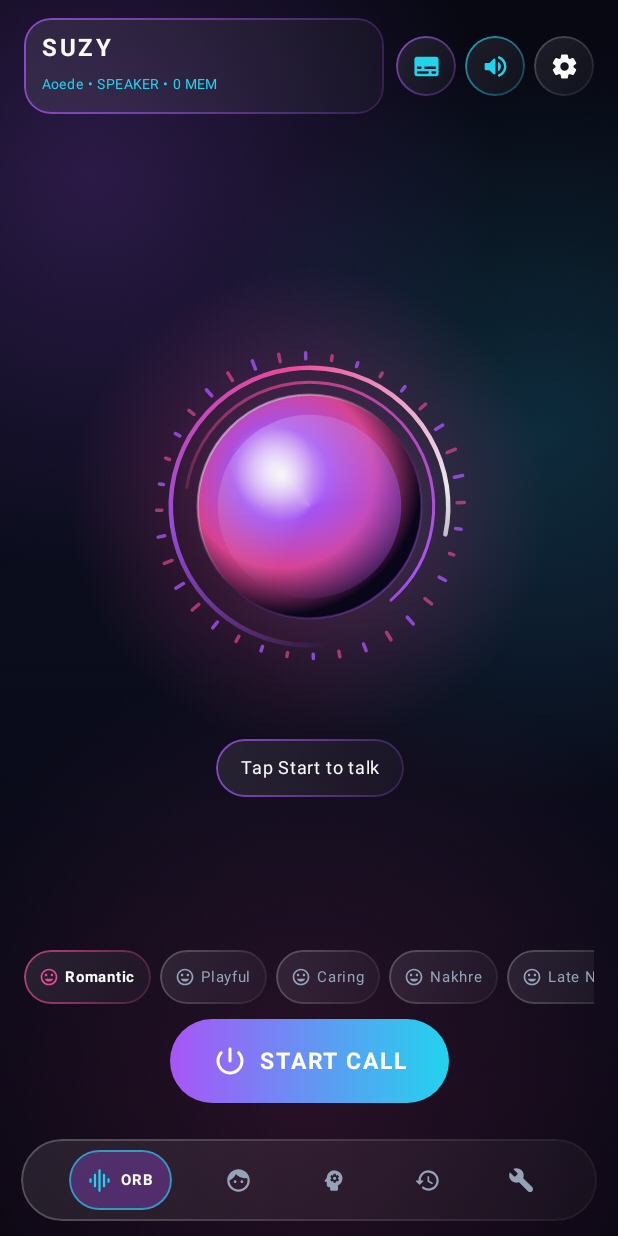
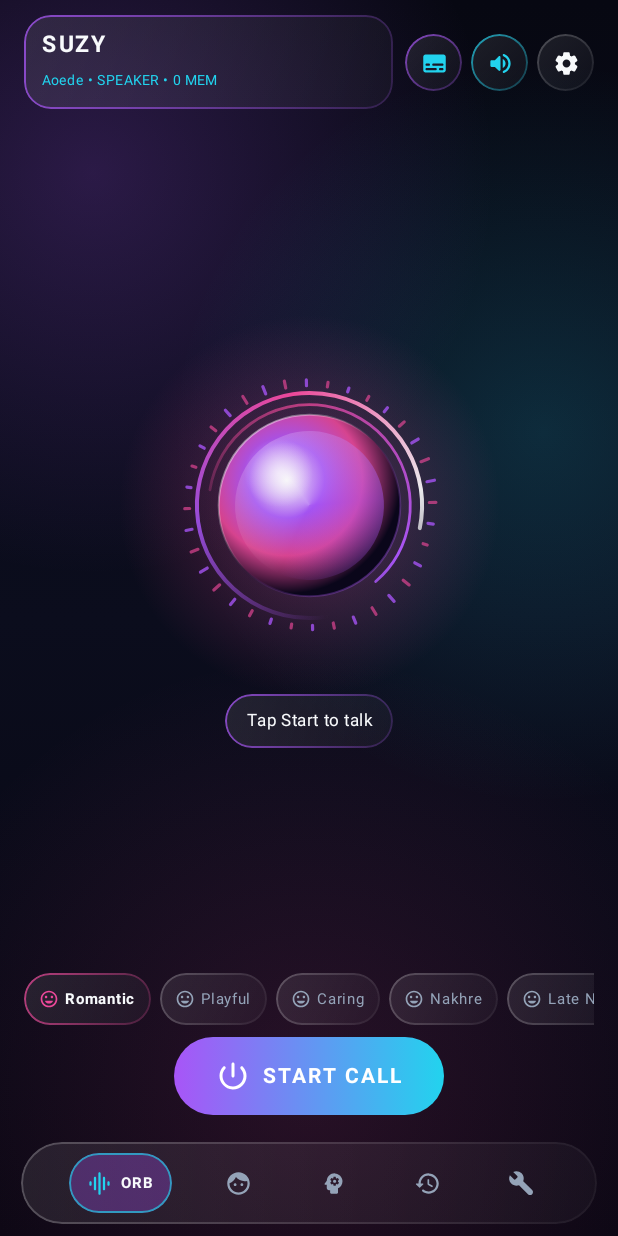
Before and after one commit to flexblesoftware/suzy-ai, an Android app built with Jetpack Compose: the screen it shows after launch (MainActivity), on a phone screen of 412 x 824 dp. Run offline under Robolectric (Android 15) with nearby library versions, the phone set to English and light mode, and no system bars.

Commit message:
Fix live transcript HUD layout overlap and harden screen-off call with WifiLock, AudioFocus, and battery exemption

```diff
--- a/app/src/main/AndroidManifest.xml
+++ b/app/src/main/AndroidManifest.xml
@@ -11,6 +11,7 @@
     <uses-permission android:name="android.permission.FOREGROUND_SERVICE_MICROPHONE" />
     <uses-permission android:name="android.permission.FOREGROUND_SERVICE_MEDIA_PLAYBACK" />
     <uses-permission android:name="android.permission.WAKE_LOCK" />
+    <uses-permission android:name="android.permission.REQUEST_IGNORE_BATTERY_OPTIMIZATIONS" />
     <application
         android:allowBackup="true"
         android:icon="@drawable/ic_suzy_launcher"
@@ -43,6 +44,7 @@
         <service
             android:name=".service.SuzyCallService"
             android:exported="false"
+            android:stopWithTask="false"
             android:foregroundServiceType="microphone|mediaPlayback" />
     </application>
 
--- a/app/src/main/java/com/suzy/ai/ui/components/SuzyOrb.kt
+++ b/app/src/main/java/com/suzy/ai/ui/components/SuzyOrb.kt
@@ -13,6 +13,7 @@ import androidx.compose.animation.core.spring
 import androidx.compose.animation.core.tween
 import androidx.compose.foundation.Canvas
 import androidx.compose.foundation.layout.Box
+import androidx.compose.foundation.layout.fillMaxSize
 import androidx.compose.foundation.layout.size
 import androidx.compose.runtime.Composable
 import androidx.compose.runtime.getValue
@@ -25,6 +26,7 @@ import androidx.compose.ui.graphics.Color
 import androidx.compose.ui.graphics.StrokeCap
 import androidx.compose.ui.graphics.drawscope.Stroke
 import androidx.compose.ui.graphics.drawscope.rotate
+import androidx.compose.ui.unit.Dp
 import androidx.compose.ui.unit.dp
 import com.suzy.ai.ui.theme.NeonCyan
 import com.suzy.ai.ui.theme.NeonPink
@@ -38,7 +40,8 @@ import kotlin.math.sin
 fun SuzyOrb(
     state: SuzyState,
     amplitude: Float,
-    modifier: Modifier = Modifier
+    modifier: Modifier = Modifier,
+    orbSize: Dp = 230.dp
 ) {
     val smoothAmp by animateFloatAsState(
         targetValue = amplitude.coerceIn(0f, 1f),
@@ -113,12 +116,12 @@ fun SuzyOrb(
 
     Box(
         contentAlignment = Alignment.Center,
-        modifier = modifier.size(290.dp)
+        modifier = modifier.size(orbSize)
     ) {
-        Canvas(modifier = Modifier.size(290.dp)) {
+        Canvas(modifier = Modifier.fillMaxSize()) {
             val center = Offset(size.width / 2f, size.height / 2f)
             val baseRadius = size.minDimension * 0.27f
-            val dynamicRadius = baseRadius * breathe + (smoothAmp * 26f)
+            val dynamicRadius = baseRadius * breathe + (smoothAmp * 20f)
 
             // 1. Deep Ambient Outer Bloom
             drawCircle(
@@ -129,9 +132,9 @@ fun SuzyOrb(
                         Color.Transparent
                     ),
                     center = center,
-                    radius = dynamicRadius * 2.15f
+                    radius = dynamicRadius * 2.1f
                 ),
-                radius = dynamicRadius * 2.15f,
+                radius = dynamicRadius * 2.1f,
                 center = center
             )
 
@@ -143,9 +146,9 @@ fun SuzyOrb(
                 val angleRad = angleDeg * (PI / 180.0)
                 val waveFactor = (sin((i * 0.65) + (primaryAngle * 0.08)) + 1.0) * 0.5
                 val barLen = if (state == SuzyState.SPEAKING || state == SuzyState.LISTENING) {
-                    6f + (smoothAmp * 34f * waveFactor.toFloat())
+                    5f + (smoothAmp * 28f * waveFactor.toFloat())
                 } else {
-                    4f + (waveFactor.toFloat() * 5f)
+                    4f + (waveFactor.toFloat() * 4f)
                 }
 
                 val start = Offset(
@@ -161,7 +164,7 @@ fun SuzyOrb(
                     color = if (i % 2 == 0) primaryColor.copy(alpha = 0.78f) else secondaryColor.copy(alpha = 0.65f),
                     start = start,
                     end = end,
-                    strokeWidth = 3.5f,
+                    strokeWidth = 3.2f,
                     cap = StrokeCap.Round
                 )
             }
@@ -185,7 +188,7 @@ fun SuzyOrb(
                     useCenter = false,
                     topLeft = Offset(center.x - ringRadius, center.y - ringRadius),
                     size = Size(ringRadius * 2f, ringRadius * 2f),
-                    style = Stroke(width = 4.5f, cap = StrokeCap.Round)
+                    style = Stroke(width = 4f, cap = StrokeCap.Round)
                 )
             }
 
@@ -207,7 +210,7 @@ fun SuzyOrb(
                     useCenter = false,
                     topLeft = Offset(center.x - innerRing, center.y - innerRing),
                     size = Size(innerRing * 2f, innerRing * 2f),
-                    style = Stroke(width = 3f, cap = StrokeCap.Round)
+                    style = Stroke(width = 2.8f, cap = StrokeCap.Round)
                 )
             }
 
@@ -257,7 +260,7 @@ fun SuzyOrb(
                 ),
                 radius = dynamicRadius,
                 center = center,
-                style = Stroke(width = 2.2f)
+                style = Stroke(width = 2f)
             )
 
             drawCircle(
--- a/app/src/main/java/com/suzy/ai/ui/screens/HomeScreen.kt
+++ b/app/src/main/java/com/suzy/ai/ui/screens/HomeScreen.kt
@@ -13,6 +13,7 @@ import androidx.compose.foundation.layout.Spacer
 import androidx.compose.foundation.layout.fillMaxSize
 import androidx.compose.foundation.layout.fillMaxWidth
 import androidx.compose.foundation.layout.height
+import androidx.compose.foundation.layout.heightIn
 import androidx.compose.foundation.layout.padding
 import androidx.compose.foundation.layout.size
 import androidx.compose.foundation.layout.width
@@ -63,6 +64,7 @@ import androidx.compose.material3.OutlinedTextField
 import androidx.compose.material3.Text
 import androidx.compose.material3.TextButton
 import androidx.compose.runtime.Composable
+import androidx.compose.runtime.LaunchedEffect
 import androidx.compose.runtime.getValue
 import androidx.compose.runtime.mutableIntStateOf
 import androidx.compose.runtime.mutableLongStateOf
@@ -90,7 +92,6 @@ import com.suzy.ai.data.SuzySettings
 import com.suzy.ai.ui.components.GlassBackground
 import com.suzy.ai.ui.components.GlassCard
 import com.suzy.ai.ui.components.SuzyOrb
-import com.suzy.ai.ui.theme.BgDark
 import com.suzy.ai.ui.theme.NeonCyan
 import com.suzy.ai.ui.theme.NeonPink
 import com.suzy.ai.ui.theme.NeonPurple
@@ -155,7 +156,7 @@ fun HomeScreen(
                 modifier = Modifier
                     .weight(1f)
                     .fillMaxWidth()
-                    .padding(horizontal = 16.dp, vertical = 12.dp)
+                    .padding(horizontal = 16.dp, vertical = 10.dp)
             ) {
                 when (selectedTab) {
                     0 -> OrbTab(
@@ -210,7 +211,7 @@ fun HomeScreen(
                 shape = RoundedCornerShape(28.dp),
                 modifier = Modifier
                     .fillMaxWidth()
-                    .padding(horizontal = 14.dp, vertical = 10.dp)
+                    .padding(horizontal = 14.dp, vertical = 8.dp)
             ) {
                 Row(
                     modifier = Modifier
@@ -286,12 +287,20 @@ private fun OrbTab(
         EmotionChip("Care", Icons.Rounded.Spa, Color(0xFF34D399), "Bahut pyaar se caring voice mein mera mood theek karo.")
     )
 
-    Box(modifier = Modifier.fillMaxSize()) {
-        // Glass Top Header
+    val captionScrollState = rememberScrollState()
+    val captionToShow = uiState.liveCaption.ifBlank { uiState.lastCaption }
+    LaunchedEffect(captionToShow) {
+        captionScrollState.animateScrollTo(captionScrollState.maxValue)
+    }
+
+    Column(
+        modifier = Modifier.fillMaxSize(),
+        horizontalAlignment = Alignment.CenterHorizontally,
+        verticalArrangement = Arrangement.SpaceBetween
+    ) {
+        // 1. Glass Top Header
         Row(
-            modifier = Modifier
-                .fillMaxWidth()
-                .align(Alignment.TopCenter),
+            modifier = Modifier.fillMaxWidth(),
             horizontalArrangement = Arrangement.SpaceBetween,
             verticalAlignment = Alignment.CenterVertically
         ) {
@@ -300,11 +309,11 @@ private fun OrbTab(
                 accentBorder = NeonPurple,
                 modifier = Modifier.weight(1f).padding(end = 8.dp)
             ) {
-                Column(modifier = Modifier.padding(horizontal = 12.dp, vertical = 8.dp)) {
+                Column(modifier = Modifier.padding(horizontal = 12.dp, vertical = 7.dp)) {
                     Text(
                         text = settings.activePersonaName.uppercase(),
                         color = TextPrimary,
-                        fontSize = 16.sp,
+                        fontSize = 15.sp,
                         fontWeight = FontWeight.Bold,
                         letterSpacing = 1.8.sp,
                         maxLines = 1,
@@ -326,12 +335,12 @@ private fun OrbTab(
                     shape = CircleShape,
                     accentBorder = if (settings.captionsEnabled) NeonPurple else null
                 ) {
-                    IconButton(onClick = onToggleCaptions, modifier = Modifier.size(40.dp)) {
+                    IconButton(onClick = onToggleCaptions, modifier = Modifier.size(38.dp)) {
                         Icon(
                             imageVector = if (settings.captionsEnabled) Icons.Rounded.Subtitles else Icons.Rounded.SubtitlesOff,
                             contentDescription = "Live Captions",
                             tint = if (settings.captionsEnabled) NeonCyan else TextSecondary,
-                            modifier = Modifier.size(19.dp)
+                            modifier = Modifier.size(18.dp)
                         )
                     }
                 }
@@ -340,38 +349,46 @@ private fun OrbTab(
                     shape = CircleShape,
                     accentBorder = if (uiState.isSpeakerOn) NeonCyan else null
                 ) {
-                    IconButton(onClick = onToggleSpeaker, modifier = Modifier.size(40.dp)) {
+                    IconButton(onClick = onToggleSpeaker, modifier = Modifier.size(38.dp)) {
                         Icon(
                             imageVector = if (uiState.isSpeakerOn) Icons.Rounded.VolumeUp else Icons.Rounded.PhoneInTalk,
                             contentDescription = "Speaker Toggle",
                             tint = if (uiState.isSpeakerOn) NeonCyan else TextPrimary,
-                            modifier = Modifier.size(19.dp)
+                            modifier = Modifier.size(18.dp)
                         )
                     }
                 }
 
                 GlassCard(shape = CircleShape) {
-                    IconButton(onClick = onOpenSettings, modifier = Modifier.size(40.dp)) {
+                    IconButton(onClick = onOpenSettings, modifier = Modifier.size(38.dp)) {
                         Icon(
                             imageVector = Icons.Rounded.Settings,
                             contentDescription = "Settings",
                             tint = TextPrimary,
-                            modifier = Modifier.size(19.dp)
+                            modifier = Modifier.size(18.dp)
                         )
                     }
                 }
             }
         }
 
-        // Center ORB + Status Pill + Live Captions HUD
+        // 2. Center ORB + Status Pill + Dedicated Non-Overlapping Transcript HUD
         Column(
             modifier = Modifier
-                .align(Alignment.Center)
-                .padding(bottom = 26.dp),
-            horizontalAlignment = Alignment.CenterHorizontally
+                .weight(1f)
+                .fillMaxWidth()
+                .padding(vertical = 4.dp),
+            horizontalAlignment = Alignment.CenterHorizontally,
+            verticalArrangement = Arrangement.Center
         ) {
-            SuzyOrb(state = uiState.state, amplitude = uiState.amplitude)
-            Spacer(modifier = Modifier.height(10.dp))
+            SuzyOrb(
+                state = uiState.state,
+                amplitude = uiState.amplitude,
+                orbSize = if (isActive && settings.captionsEnabled) 205.dp else 235.dp
+            )
+
+            Spacer(modifier = Modifier.height(8.dp))
+
             GlassCard(
                 shape = RoundedCornerShape(50),
                 accentBorder = when (uiState.state) {
@@ -382,55 +399,84 @@ private fun OrbTab(
                 }
             ) {
                 Text(
-                    text = if (isActive) "${uiState.statusText}  •  LOCK-SCREEN READY" else uiState.statusText,
+                    text = if (isActive) "${uiState.statusText}  •  LOCK-SCREEN ACTIVE" else uiState.statusText,
                     color = TextPrimary,
-                    fontSize = 12.sp,
-                    modifier = Modifier.padding(horizontal = 16.dp, vertical = 7.dp),
+                    fontSize = 11.sp,
+                    maxLines = 1,
+                    overflow = TextOverflow.Ellipsis,
+                    modifier = Modifier.padding(horizontal = 14.dp, vertical = 6.dp),
                     textAlign = TextAlign.Center
                 )
             }
 
-            // Live Captions HUD
-            val captionToShow = uiState.liveCaption.ifBlank { uiState.lastCaption }
-            if (settings.captionsEnabled && isActive && captionToShow.isNotBlank()) {
-                Spacer(modifier = Modifier.height(10.dp))
+            if (settings.captionsEnabled && isActive) {
+                Spacer(modifier = Modifier.height(8.dp))
                 GlassCard(
                     shape = RoundedCornerShape(16.dp),
-                    accentBorder = NeonPink,
+                    accentBorder = if (uiState.state == SuzyState.SPEAKING) NeonPink else NeonPurple,
                     modifier = Modifier
                         .fillMaxWidth()
-                        .padding(horizontal = 12.dp)
+                        .padding(horizontal = 6.dp)
                 ) {
-                    Text(
-                        text = captionToShow,
-                        color = TextPrimary,
-                        fontSize = 12.sp,
-                        maxLines = 3,
-                        overflow = TextOverflow.Ellipsis,
-                        textAlign = TextAlign.Center,
+                    Column(
                         modifier = Modifier
                             .fillMaxWidth()
-                            .padding(horizontal = 14.dp, vertical = 9.dp)
-                    )
+                            .padding(horizontal = 12.dp, vertical = 7.dp)
+                    ) {
+                        Row(
+                            verticalAlignment = Alignment.CenterVertically,
+                            horizontalArrangement = Arrangement.spacedBy(5.dp)
+                        ) {
+                            Box(
+                                modifier = Modifier
+                                    .size(6.dp)
+                                    .clip(CircleShape)
+                                    .background(if (uiState.state == SuzyState.SPEAKING) NeonPink else NeonCyan)
+                            )
+                            Text(
+                                text = "${settings.activePersonaName.uppercase()} • LIVE TRANSCRIPT",
+                                color = NeonCyan,
+                                fontSize = 9.sp,
+                                fontWeight = FontWeight.Bold,
+                                letterSpacing = 1.sp
+                            )
+                        }
+
+                        Spacer(modifier = Modifier.height(3.dp))
+
+                        Box(
+                            modifier = Modifier
+                                .fillMaxWidth()
+                                .heightIn(min = 24.dp, max = 56.dp)
+                                .verticalScroll(captionScrollState)
+                        ) {
+                            Text(
+                                text = captionToShow.ifBlank { "Baat shuru karo, live transcript yahan dikhega..." },
+                                color = if (captionToShow.isBlank()) TextSecondary else TextPrimary,
+                                fontSize = 12.sp,
+                                lineHeight = 17.sp,
+                                textAlign = TextAlign.Start,
+                                modifier = Modifier.fillMaxWidth()
+                            )
+                        }
+                    }
                 }
             }
         }
 
-        // Bottom Controls: Live Mood Switcher + Quick Emotions + Call Button
+        // 3. Bottom Controls (Always cleanly separated below Transcript HUD)
         Column(
             modifier = Modifier
                 .fillMaxWidth()
-                .align(Alignment.BottomCenter)
-                .padding(bottom = 2.dp),
+                .padding(top = 4.dp),
             horizontalAlignment = Alignment.CenterHorizontally
         ) {
-            // Live Mood Switcher Strip
             Row(
                 horizontalArrangement = Arrangement.spacedBy(6.dp),
                 modifier = Modifier
                     .fillMaxWidth()
                     .horizontalScroll(rememberScrollState())
-                    .padding(bottom = 10.dp)
+                    .padding(bottom = 8.dp)
             ) {
                 SuzyCatalog.moods.forEach { mood ->
                     val selected = settings.activeMoodId == mood.id
@@ -441,7 +487,7 @@ private fun OrbTab(
                     ) {
                         Row(
                             verticalAlignment = Alignment.CenterVertically,
-                            modifier = Modifier.padding(horizontal = 10.dp, vertical = 6.dp)
+                            modifier = Modifier.padding(horizontal = 10.dp, vertical = 5.dp)
                         ) {
                             Icon(
                                 imageVector = Icons.Rounded.Mood,
@@ -464,7 +510,7 @@ private fun OrbTab(
             if (isActive) {
                 Row(
                     horizontalArrangement = Arrangement.spacedBy(8.dp),
-                    modifier = Modifier.padding(bottom = 12.dp)
+                    modifier = Modifier.padding(bottom = 10.dp)
                 ) {
                     emotions.forEach { item ->
                         GlassCard(
@@ -474,11 +520,11 @@ private fun OrbTab(
                         ) {
                             Row(
                                 verticalAlignment = Alignment.CenterVertically,
-                                modifier = Modifier.padding(horizontal = 10.dp, vertical = 6.dp)
+                                modifier = Modifier.padding(horizontal = 10.dp, vertical = 5.dp)
                             ) {
-                                Icon(item.icon, contentDescription = item.label, tint = item.tint, modifier = Modifier.size(14.dp))
+                                Icon(item.icon, contentDescription = item.label, tint = item.tint, modifier = Modifier.size(13.dp))
                                 Spacer(modifier = Modifier.width(4.dp))
-                                Text(item.label, color = TextPrimary, fontSize = 11.sp, fontWeight = FontWeight.Medium)
+                                Text(item.label, color = TextPrimary, fontSize = 10.sp, fontWeight = FontWeight.Medium)
                             }
                         }
                     }
@@ -495,7 +541,7 @@ private fun OrbTab(
                         shape = CircleShape,
                         accentBorder = if (uiState.isMuted) Color(0xFFEF4444) else NeonCyan
                     ) {
-                        IconButton(onClick = onToggleMute, modifier = Modifier.size(50.dp)) {
+                        IconButton(onClick = onToggleMute, modifier = Modifier.size(48.dp)) {
                             Icon(
                                 imageVector = if (uiState.isMuted) Icons.Rounded.MicOff else Icons.Rounded.Mic,
                                 contentDescription = "Mute",
@@ -503,14 +549,14 @@ private fun OrbTab(
                             )
                         }
                     }
-                    Spacer(modifier = Modifier.width(16.dp))
+                    Spacer(modifier = Modifier.width(14.dp))
                 }
 
                 Box(
                     contentAlignment = Alignment.Center,
                     modifier = Modifier
-                        .height(56.dp)
-                        .width(186.dp)
+                        .height(52.dp)
+                        .width(180.dp)
                         .clip(RoundedCornerShape(32.dp))
                         .background(
                             if (isActive) {
@@ -532,16 +578,16 @@ private fun OrbTab(
                             text = if (isActive) "END CALL" else "START CALL",
                             color = Color.White,
                             fontWeight = FontWeight.Bold,
-                            fontSize = 15.sp,
+                            fontSize = 14.sp,
                             letterSpacing = 1.4.sp
                         )
                     }
                 }
 
                 if (isActive) {
-                    Spacer(modifier = Modifier.width(16.dp))
+                    Spacer(modifier = Modifier.width(14.dp))
                     GlassCard(shape = CircleShape, accentBorder = NeonPink) {
-                        IconButton(onClick = onInterruptClick, modifier = Modifier.size(50.dp)) {
+                        IconButton(onClick = onInterruptClick, modifier = Modifier.size(48.dp)) {
                             Icon(Icons.Rounded.GraphicEq, contentDescription = "Interrupt", tint = NeonPink)
                         }
                     }
@@ -612,7 +658,6 @@ private fun PersonasTab(
 
         Spacer(modifier = Modifier.height(10.dp))
 
-        // Quick Female Voice Strip
         Row(
             horizontalArrangement = Arrangement.spacedBy(8.dp),
             modifier = Modifier
@@ -964,7 +1009,7 @@ private fun LogsTab(
     onClearLogs: () -> Unit,
     onClearTranscripts: () -> Unit
 ) {
-    var subTab by remember { mutableIntStateOf(0) } // 0 = Live Logs, 1 = Saved Call Transcripts
+    var subTab by remember { mutableIntStateOf(0) }
 
     Column(modifier = Modifier.fillMaxSize()) {
         Row(
```
Also changed, not shown: app/src/main/java/com/suzy/ai/MainActivity.kt (+25 -0 lines), app/src/main/java/com/suzy/ai/service/SuzyCallService.kt (+62 -5 lines).
